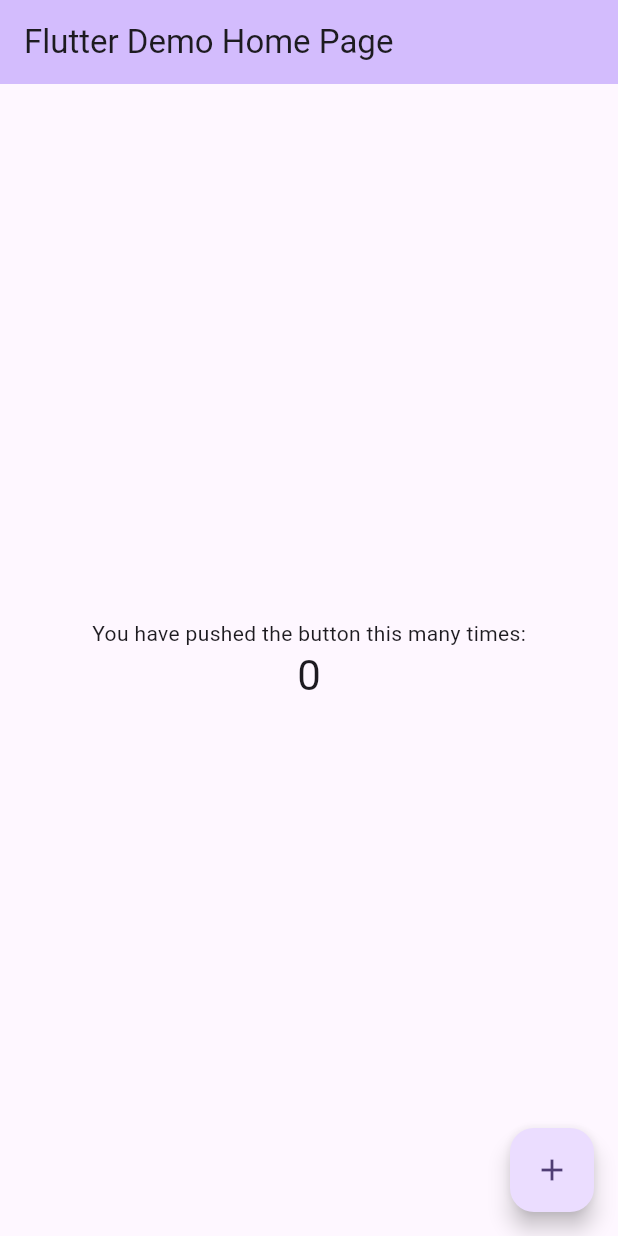
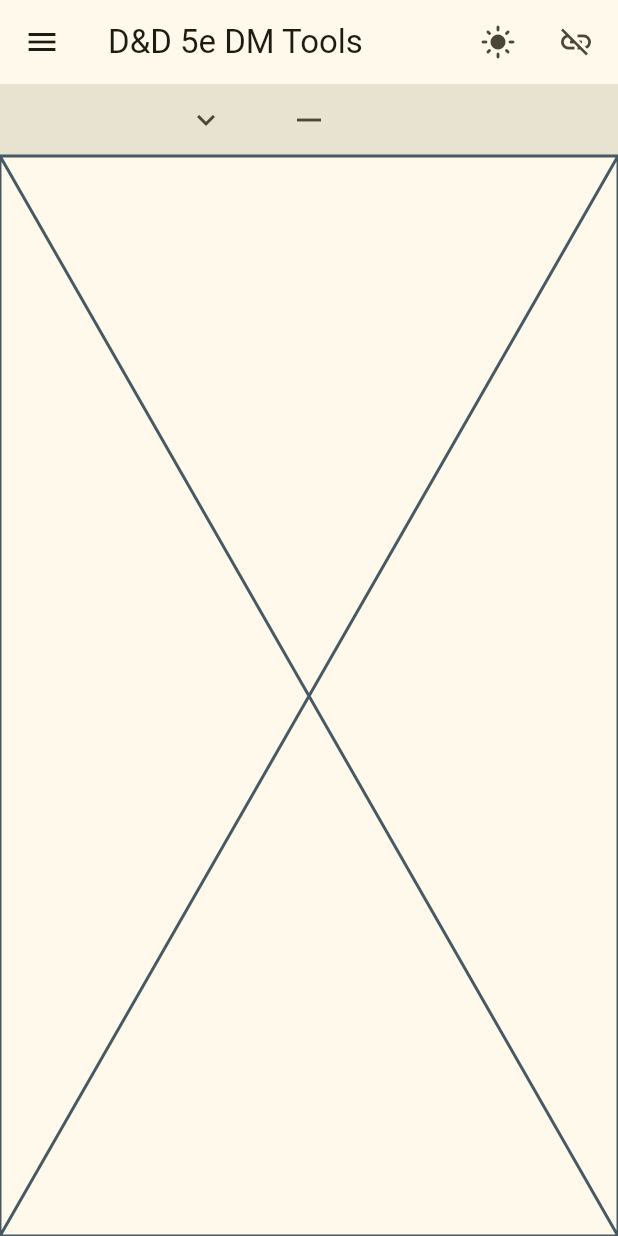
Before and after one commit to wnyyyy/dnd5e_dm_tools, a Flutter app: the screen it shows after launch, on a phone screen of 412 x 824 dp. Run offline on Flutter 3.47's test engine with Material 3 defaults, Android fonts, the phone set to English and light mode, and no system bars; our stand-ins replace equatable, flutter_bloc.

Commit message:
add base

```diff
--- /dev/null
+++ b/lib/core/config/theme_cubit.dart
@@ -0,0 +1,19 @@
+import 'package:flutter/material.dart';
+import 'package:flutter_bloc/flutter_bloc.dart';
+
+class ThemeCubit extends Cubit<ThemeData> {
+  ThemeCubit() : super(_lightTheme);
+
+  static final _lightTheme = ThemeData(
+    colorScheme: ColorScheme.fromSeed(seedColor: Colors.yellow),
+  );
+
+  static final _darkTheme = ThemeData(
+    colorScheme: ColorScheme.fromSeed(
+        seedColor: Colors.brown, brightness: Brightness.dark),
+  );
+
+  void updateTheme(bool isDarkMode) {
+    emit(isDarkMode ? _darkTheme : _lightTheme);
+  }
+}
--- /dev/null
+++ b/lib/core/enum.dart
@@ -0,0 +1 @@
+enum ConnectionStatus { connected, notConnected, connecting }
--- /dev/null
+++ b/lib/features/header/cubit/header_cubit.dart
@@ -0,0 +1,23 @@
+import 'package:dnd5e_dm_tools/core/enum.dart';
+import 'package:dnd5e_dm_tools/features/header/cubit/header_states.dart';
+import 'package:flutter_bloc/flutter_bloc.dart';
+
+class HeaderCubit extends Cubit<HeaderState> {
+  HeaderCubit()
+      : super(HeaderState(
+            connectionStatus: ConnectionStatus.notConnected,
+            isDarkMode: false,
+            pageTitle: ''));
+
+  void updateConnectionStatus(ConnectionStatus status) {
+    emit(state.copyWith(connectionStatus: status));
+  }
+
+  void toggleDarkMode() {
+    emit(state.copyWith(isDarkMode: !state.isDarkMode));
+  }
+
+  void setPageTitle(String title) {
+    emit(state.copyWith(pageTitle: title));
+  }
+}
--- /dev/null
+++ b/lib/features/header/cubit/header_states.dart
@@ -0,0 +1,24 @@
+import 'package:dnd5e_dm_tools/core/enum.dart';
+
+class HeaderState {
+  final ConnectionStatus connectionStatus;
+  final bool isDarkMode;
+  final String pageTitle;
+
+  HeaderState(
+      {required this.connectionStatus,
+      required this.isDarkMode,
+      required this.pageTitle});
+
+  HeaderState copyWith({
+    ConnectionStatus? connectionStatus,
+    bool? isDarkMode,
+    String? pageTitle,
+  }) {
+    return HeaderState(
+      connectionStatus: connectionStatus ?? this.connectionStatus,
+      isDarkMode: isDarkMode ?? this.isDarkMode,
+      pageTitle: pageTitle ?? this.pageTitle,
+    );
+  }
+}
--- /dev/null
+++ b/lib/features/header/presentation/header.dart
@@ -0,0 +1,43 @@
+import 'package:dnd5e_dm_tools/core/enum.dart';
+import 'package:dnd5e_dm_tools/features/header/cubit/header_cubit.dart';
+import 'package:dnd5e_dm_tools/features/header/cubit/header_states.dart';
+import 'package:flutter/material.dart';
+import 'package:flutter_bloc/flutter_bloc.dart';
+
+class Header extends StatelessWidget implements PreferredSizeWidget {
+  const Header({super.key});
+
+  @override
+  Widget build(BuildContext context) {
+    return BlocBuilder<HeaderCubit, HeaderState>(
+      builder: (context, state) {
+        return AppBar(
+          title: Text(state.pageTitle),
+          leading: IconButton(
+            icon: const Icon(Icons.menu),
+            onPressed: () => Scaffold.of(context).openDrawer(),
+          ),
+          actions: [
+            IconButton(
+              icon: Icon(state.isDarkMode ? Icons.dark_mode : Icons.light_mode),
+              onPressed: () => context.read<HeaderCubit>().toggleDarkMode(),
+            ),
+            Padding(
+              padding: const EdgeInsets.symmetric(horizontal: 16),
+              child: Icon(
+                state.connectionStatus == ConnectionStatus.connected
+                    ? Icons.signal_cellular_alt
+                    : state.connectionStatus == ConnectionStatus.connecting
+                        ? Icons.link
+                        : Icons.link_off,
+              ),
+            ),
+          ],
+        );
+      },
+    );
+  }
+
+  @override
+  Size get preferredSize => const Size.fromHeight(kToolbarHeight);
+}
--- /dev/null
+++ b/lib/features/screen_splitter/cubit/screen_splitter_cubit.dart
@@ -0,0 +1,18 @@
+import 'package:dnd5e_dm_tools/features/screen_splitter/cubit/screen_splitter_states.dart';
+import 'package:flutter_bloc/flutter_bloc.dart';
+
+class ScreenSplitterCubit extends Cubit<ScreenSplitterState> {
+  ScreenSplitterCubit() : super(ScreenSplitterStateLowerExpanded());
+
+  void expandUpperScreen() {
+    emit(ScreenSplitterStateUpperExpanded());
+  }
+
+  void expandLowerScreen() {
+    emit(ScreenSplitterStateLowerExpanded());
+  }
+
+  void equalizeScreen() {
+    emit(ScreenSplitterStateEqual());
+  }
+}
--- /dev/null
+++ b/lib/features/screen_splitter/cubit/screen_splitter_states.dart
@@ -0,0 +1,18 @@
+import 'package:equatable/equatable.dart';
+
+abstract class ScreenSplitterState extends Equatable {}
+
+class ScreenSplitterStateEqual extends ScreenSplitterState {
+  @override
+  List<Object?> get props => [];
+}
+
+class ScreenSplitterStateUpperExpanded extends ScreenSplitterState {
+  @override
+  List<Object?> get props => [];
+}
+
+class ScreenSplitterStateLowerExpanded extends ScreenSplitterState {
+  @override
+  List<Object?> get props => [];
+}
--- /dev/null
+++ b/lib/features/screen_splitter/presentation/screen_splitter.dart
@@ -0,0 +1,40 @@
+import 'package:dnd5e_dm_tools/features/screen_splitter/cubit/screen_splitter_cubit.dart';
+import 'package:dnd5e_dm_tools/features/screen_splitter/cubit/screen_splitter_states.dart';
+import 'package:dnd5e_dm_tools/features/screen_splitter/presentation/widgets/divider.dart';
+import 'package:flutter/material.dart';
+import 'package:flutter/widgets.dart';
+import 'package:flutter_bloc/flutter_bloc.dart';
+
+class ScreenSplitter extends StatelessWidget {
+  final Widget upperChild;
+  final Widget lowerChild;
+
+  const ScreenSplitter(
+      {super.key, required this.upperChild, required this.lowerChild});
+
+  @override
+  Widget build(BuildContext context) {
+    return BlocBuilder<ScreenSplitterCubit, ScreenSplitterState>(
+      builder: (context, state) {
+        return Column(
+          children: [
+            if (state is! ScreenSplitterStateLowerExpanded)
+              Expanded(child: upperChild),
+            ScreenDivider(
+              onUpper: () =>
+                  context.read<ScreenSplitterCubit>().expandLowerScreen(),
+              onLower: () =>
+                  context.read<ScreenSplitterCubit>().expandUpperScreen(),
+              onMiddle: () =>
+                  context.read<ScreenSplitterCubit>().equalizeScreen(),
+              upperHidden: state is ScreenSplitterStateLowerExpanded,
+              lowerHidden: state is ScreenSplitterStateUpperExpanded,
+            ),
+            if (state is! ScreenSplitterStateUpperExpanded)
+              Expanded(child: lowerChild),
+          ],
+        );
+      },
+    );
+  }
+}
--- /dev/null
+++ b/lib/features/screen_splitter/presentation/widgets/divider.dart
@@ -0,0 +1,64 @@
+import 'package:flutter/material.dart';
+import 'package:flutter/widgets.dart';
+
+class ScreenDivider extends StatelessWidget {
+  final Function() onUpper;
+  final Function() onLower;
+  final Function() onMiddle;
+  final bool upperHidden;
+  final bool lowerHidden;
+
+  const ScreenDivider({
+    super.key,
+    required this.onUpper,
+    required this.onLower,
+    required this.onMiddle,
+    this.upperHidden = false,
+    this.lowerHidden = false,
+  });
+
+  @override
+  Widget build(BuildContext context) {
+    final color = Theme.of(context).colorScheme.surfaceVariant;
+    final screenWidth = MediaQuery.of(context).size.width;
+    return Container(
+      color: color,
+      child: Stack(
+        alignment: Alignment.center,
+        children: [
+          DecoratedBox(
+            decoration: BoxDecoration(color: color),
+            child: const SizedBox(
+              width: double.infinity,
+            ),
+          ),
+          if (!lowerHidden)
+            Positioned(
+              left: screenWidth * 1 / 3 - 24,
+              child: IconButton(
+                iconSize: 24,
+                icon: const Icon(Icons.expand_more),
+                onPressed: onLower,
+              ),
+            ),
+          IconButton(
+            iconSize: 24,
+            icon: const Icon(
+              Icons.horizontal_rule,
+            ),
+            onPressed: onMiddle,
+          ),
+          if (!upperHidden)
+            Positioned(
+              left: screenWidth * 2 / 3 - 24,
+              child: IconButton(
+                iconSize: 24,
+                icon: const Icon(Icons.expand_less),
+                onPressed: onUpper,
+              ),
+            ),
+        ],
+      ),
+    );
+  }
+}
--- a/lib/main.dart
+++ b/lib/main.dart
@@ -1,125 +1,50 @@
+import 'package:dnd5e_dm_tools/core/config/theme_cubit.dart';
+import 'package:dnd5e_dm_tools/features/header/cubit/header_cubit.dart';
+import 'package:dnd5e_dm_tools/features/header/cubit/header_states.dart';
+import 'package:dnd5e_dm_tools/features/header/presentation/header.dart';
+import 'package:dnd5e_dm_tools/features/screen_splitter/cubit/screen_splitter_cubit.dart';
+import 'package:dnd5e_dm_tools/features/screen_splitter/presentation/screen_splitter.dart';
 import 'package:flutter/material.dart';
+import 'package:flutter_bloc/flutter_bloc.dart';
 
 void main() {
-  runApp(const MyApp());
+  runApp(const Dnd5eDmTools());
 }
 
-class MyApp extends StatelessWidget {
-  const MyApp({super.key});
+class Dnd5eDmTools extends StatelessWidget {
+  const Dnd5eDmTools({super.key});
 
-  // This widget is the root of your application.
   @override
   Widget build(BuildContext context) {
-    return MaterialApp(
-      title: 'Flutter Demo',
-      theme: ThemeData(
-        // This is the theme of your application.
-        //
-        // TRY THIS: Try running your application with "flutter run". You'll see
-        // the application has a purple toolbar. Then, without quitting the app,
-        // try changing the seedColor in the colorScheme below to Colors.green
-        // and then invoke "hot reload" (save your changes or press the "hot
-        // reload" button in a Flutter-supported IDE, or press "r" if you used
-        // the command line to start the app).
-        //
-        // Notice that the counter didn't reset back to zero; the application
-        // state is not lost during the reload. To reset the state, use hot
-        // restart instead.
-        //
-        // This works for code too, not just values: Most code changes can be
-        // tested with just a hot reload.
-        colorScheme: ColorScheme.fromSeed(seedColor: Colors.deepPurple),
-        useMaterial3: true,
+    return MultiBlocProvider(
+      providers: [
+        BlocProvider(create: (_) => ScreenSplitterCubit()),
+        BlocProvider(create: (_) => HeaderCubit()),
+        BlocProvider(create: (_) => ThemeCubit()),
+      ],
+      child: BlocBuilder<HeaderCubit, HeaderState>(
+        builder: (context, state) {
+          context.read<ThemeCubit>().updateTheme(state.isDarkMode);
+          context.read<HeaderCubit>().setPageTitle('D&D 5e DM Tools');
+          return BlocBuilder<ThemeCubit, ThemeData>(
+            builder: (context, themeData) {
+              return MaterialApp(
+                title: 'D&D 5e DM Tools',
+                theme: themeData,
+                home: const Scaffold(
+                  appBar: Header(),
+                  body: Center(
+                    child: ScreenSplitter(
+                      upperChild: Placeholder(),
+                      lowerChild: Placeholder(),
+                    ),
+                  ),
+                ),
+              );
+            },
+          );
+        },
       ),
-      home: const MyHomePage(title: 'Flutter Demo Home Page'),
     );
   }
 }
-
-class MyHomePage extends StatefulWidget {
-  const MyHomePage({super.key, required this.title});
-
-  // This widget is the home page of your application. It is stateful, meaning
-  // that it has a State object (defined below) that contains fields that affect
-  // how it looks.
-
-  // This class is the configuration for the state. It holds the values (in this
-  // case the title) provided by the parent (in this case the App widget) and
-  // used by the build method of the State. Fields in a Widget subclass are
-  // always marked "final".
-
-  final String title;
-
-  @override
-  State<MyHomePage> createState() => _MyHomePageState();
-}
-
-class _MyHomePageState extends State<MyHomePage> {
-  int _counter = 0;
-
-  void _incrementCounter() {
-    setState(() {
-      // This call to setState tells the Flutter framework that something has
-      // changed in this State, which causes it to rerun the build method below
-      // so that the display can reflect the updated values. If we changed
-      // _counter without calling setState(), then the build method would not be
-      // called again, and so nothing would appear to happen.
-      _counter++;
-    });
-  }
-
-  @override
-  Widget build(BuildContext context) {
-    // This method is rerun every time setState is called, for instance as done
-    // by the _incrementCounter method above.
-    //
-    // The Flutter framework has been optimized to make rerunning build methods
-    // fast, so that you can just rebuild anything that needs updating rather
-    // than having to individually change instances of widgets.
-    return Scaffold(
-      appBar: AppBar(
-        // TRY THIS: Try changing the color here to a specific color (to
-        // Colors.amber, perhaps?) and trigger a hot reload to see the AppBar
-        // change color while the other colors stay the same.
-        backgroundColor: Theme.of(context).colorScheme.inversePrimary,
-        // Here we take the value from the MyHomePage object that was created by
-        // the App.build method, and use it to set our appbar title.
-        title: Text(widget.title),
-      ),
-      body: Center(
-        // Center is a layout widget. It takes a single child and positions it
-        // in the middle of the parent.
-        child: Column(
-          // Column is also a layout widget. It takes a list of children and
-          // arranges them vertically. By default, it sizes itself to fit its
-          // children horizontally, and tries to be as tall as its parent.
-          //
-          // Column has various properties to control how it sizes itself and
-          // how it positions its children. Here we use mainAxisAlignment to
-          // center the children vertically; the main axis here is the vertical
-          // axis because Columns are vertical (the cross axis would be
-          // horizontal).
-          //
-          // TRY THIS: Invoke "debug painting" (choose the "Toggle Debug Paint"
-          // action in the IDE, or press "p" in the console), to see the
-          // wireframe for each widget.
-          mainAxisAlignment: MainAxisAlignment.center,
-          children: <Widget>[
-            const Text(
-              'You have pushed the button this many times:',
-            ),
-            Text(
-              '$_counter',
-              style: Theme.of(context).textTheme.headlineMedium,
-            ),
-          ],
-        ),
-      ),
-      floatingActionButton: FloatingActionButton(
-        onPressed: _incrementCounter,
-        tooltip: 'Increment',
-        child: const Icon(Icons.add),
-      ), // This trailing comma makes auto-formatting nicer for build methods.
-    );
-  }
-}
--- a/pubspec.yaml
+++ b/pubspec.yaml
@@ -35,6 +35,8 @@ dependencies:
   # The following adds the Cupertino Icons font to your application.
   # Use with the CupertinoIcons class for iOS style icons.
   cupertino_icons: ^1.0.6
+  flutter_bloc: ^8.1.5
+  equatable: ^2.0.5
 
 dev_dependencies:
   flutter_test:
```
Also changed, not shown: pubspec.lock, 1 other file.
